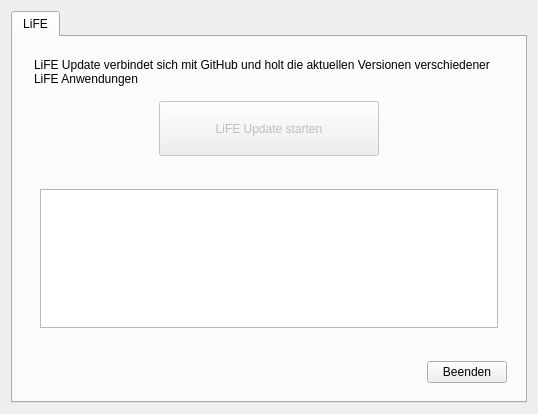
The window that main.ui (valueerrorx/life-update) describes before a commit, drawn with Qt 5.
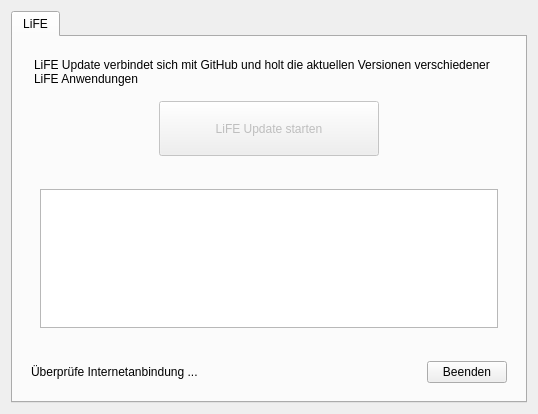
The same window after the commit.

Commit message: be more verbose

```diff
--- a/main.ui
+++ b/main.ui
@@ -154,7 +154,7 @@
           <item>
            <widget class="QLabel" name="inet">
             <property name="text">
-             <string/>
+             <string>Überprüfe Internetanbindung ...</string>
             </property>
            </widget>
           </item>
```
The commit also changes 1 other file.
